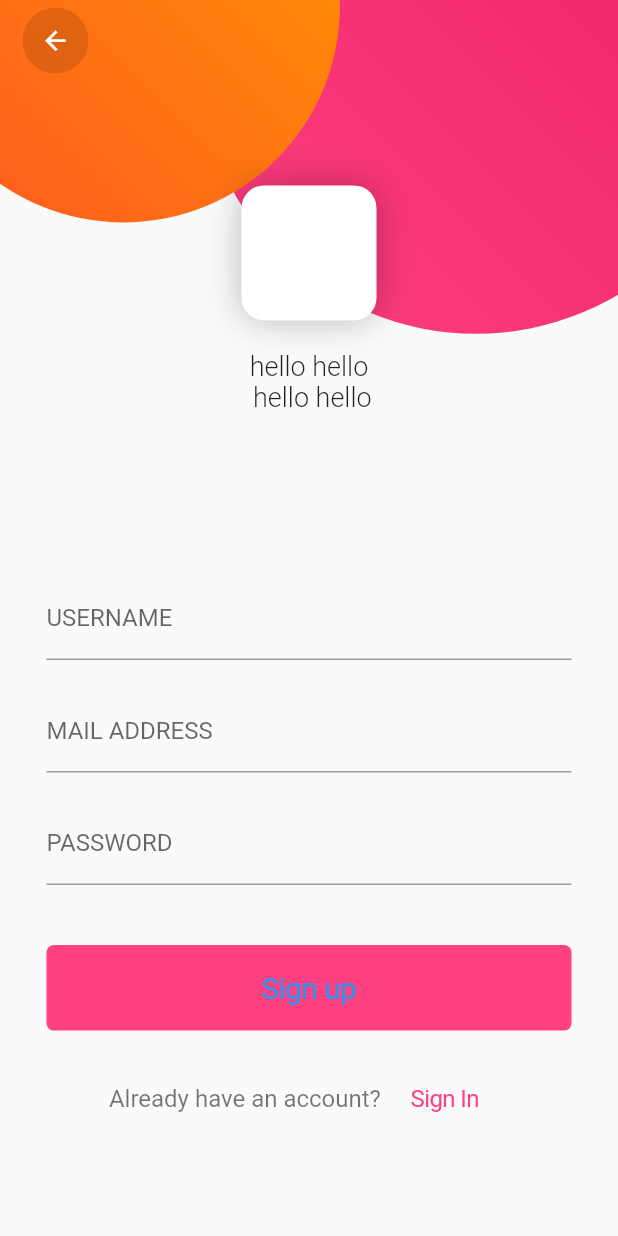
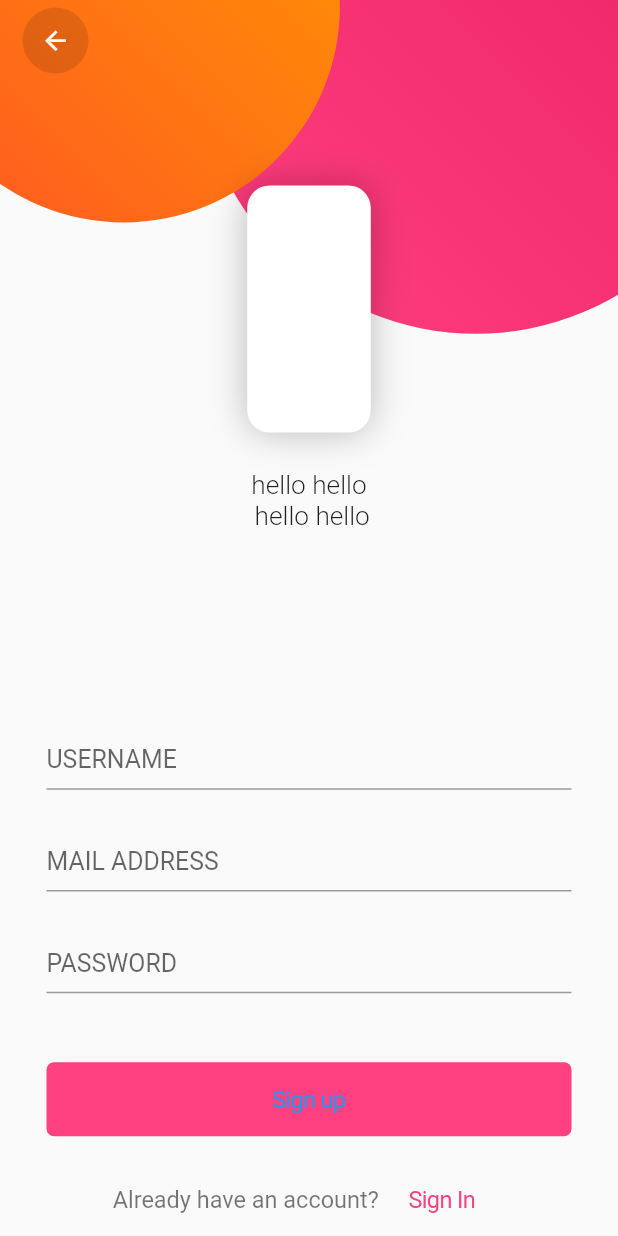
Before and after one commit to goandreus/socket, a Flutter app: the SignUpPage screen opened by its route, on a phone screen of 412 x 824 dp. Run offline on Flutter 3.47's test engine with Material 2 defaults, Android fonts, the phone set to English and light mode, and no system bars; our stand-ins replace flutter_secure_storage; accounts and stored records are empty.

Commit message:
responsive

```diff
--- a/lib/pages/sign_up.dart
+++ b/lib/pages/sign_up.dart
@@ -3,6 +3,7 @@ import 'package:flutter/material.dart';
 import 'package:flutter/cupertino.dart';
 import 'package:flutter/services.dart';
 import 'package:socket/api/auth_api.dart';
+import 'package:socket/utils/responsive.dart';
 import 'package:socket/widgets/circle.dart';
 import 'package:socket/widgets/input_text..dart';
 
@@ -47,6 +48,7 @@ class _SignUpPageState extends State<SignUpPage> {
 
   @override
   Widget build(BuildContext context) {
+    final responsive = Responsive(context);
     final size = MediaQuery.of(context).size;
     return Scaffold(
       body: GestureDetector(
@@ -91,8 +93,8 @@ class _SignUpPageState extends State<SignUpPage> {
                         Column(
                           children: <Widget>[
                             Container(
-                              width: 90,
-                              height: 90,
+                              width: responsive.wp(20),
+                              height: responsive.hp(20),
                               margin: EdgeInsets.only(top: size.width * 0.3),
                               //color: Colors.white,
                               decoration: BoxDecoration(
@@ -104,13 +106,13 @@ class _SignUpPageState extends State<SignUpPage> {
                                   ]),
                             ),
                             SizedBox(
-                              height: 20,
+                              height: responsive.hp(3),
                             ),
                             Text(
                               'hello hello \n hello hello',
                               textAlign: TextAlign.center,
                               style: TextStyle(
-                                  fontSize: 18, fontWeight: FontWeight.w300),
+                                  fontSize: responsive.ip(1.9), fontWeight: FontWeight.w300),
                             )
                           ],
                         ),
@@ -125,6 +127,7 @@ class _SignUpPageState extends State<SignUpPage> {
                                   children: <Widget>[
                                     InputText(
                                       label: "USERNAME",
+                                      fontSize: responsive.ip(1.8),
                                       validaor: (String text) {
                                         if (RegExp(r'^[a-zA-Z0-9]+$').hasMatch(text)) {
                                           _username=text;
@@ -134,11 +137,12 @@ class _SignUpPageState extends State<SignUpPage> {
                                       },
                                     ),
                                     SizedBox(
-                                      height: 20,
+                                      height: responsive.hp(1.5),
                                     ),
                                     InputText(
                                       inputType: TextInputType.emailAddress,
                                       label: "MAIL ADDRESS",
+                                      fontSize: responsive.ip(1.8),
                                       validaor: (String text) {
                                         if (text.contains('@')) {
                                           _email=text;
@@ -148,11 +152,12 @@ class _SignUpPageState extends State<SignUpPage> {
                                       },
                                     ),
                                     SizedBox(
-                                      height: 20,
+                                      height: responsive.hp(1.5),
                                     ),
                                     InputText(
                                       isSecure: true,
                                       label: "PASSWORD",
+                                      fontSize: responsive.ip(1.8),
                                       validaor: (String text) {
                                         if (text.isNotEmpty &&
                                             text.length > 5) {
@@ -167,24 +172,24 @@ class _SignUpPageState extends State<SignUpPage> {
                               ),
                             ),
                             SizedBox(
-                              height: 40,
+                              height: responsive.ip(5),
                             ),
                             ConstrainedBox(
                               constraints:
                                   BoxConstraints(maxWidth: 350, minWidth: 350),
                               child: CupertinoButton(
-                                padding: EdgeInsets.symmetric(vertical: 17),
+                                padding: EdgeInsets.symmetric(vertical: responsive.hp(1.9)),
                                 color: Colors.pinkAccent,
                                 borderRadius: BorderRadius.circular(5),
                                 onPressed: () => _submit(),
                                 child: Text(
                                   'Sign up',
-                                  style: TextStyle(fontSize: 20),
+                                  style: TextStyle(fontSize: responsive.hp(1.9),),
                                 ),
                               ),
                             ),
                             SizedBox(
-                              height: 20,
+                              height: responsive.hp(2),
                             ),
                             Row(
                               mainAxisAlignment: MainAxisAlignment.center,
@@ -192,21 +197,18 @@ class _SignUpPageState extends State<SignUpPage> {
                                 Text(
                                   'Already have an account?',
                                   style: TextStyle(
-                                      fontSize: 16, color: Colors.black54),
+                                      fontSize: responsive.ip(1.7), color: Colors.black54),
                                 ),
                                 CupertinoButton(
                                   child: Text(
                                     'Sign In',
                                     style: TextStyle(
-                                        fontSize: 16, color: Colors.pinkAccent),
+                                        fontSize: responsive.ip(1.7), color: Colors.pinkAccent),
                                   ),
                                   onPressed: () => Navigator.pop(context),
                                 ),
                               ],
                             ),
-                            SizedBox(
-                              height: size.height * 0.08,
-                            )
                           ],
                         ),
                       ],
--- /dev/null
+++ b/lib/utils/responsive.dart
@@ -0,0 +1,33 @@
+import 'dart:math' as math;
+
+import 'package:flutter/cupertino.dart';
+
+class Responsive{
+
+  double width, height,inch;
+
+  Responsive(BuildContext context) {
+    final size = MediaQuery
+        .of(context)
+        .size;
+
+    width = size.width;
+    height = size.height;
+
+    //c2 = a2 + 2b => c = sqrt(a2 + b2)
+
+    inch = math.sqrt(math.pow(width, 2) + math.pow(height, 2));
+  }
+
+  double wp (double percent){
+    return width * percent / 100;
+  }
+
+  double hp (double percent){
+    return height * percent / 100;
+  }
+
+  double ip (double percent){
+    return inch * percent / 100;
+  }
+}
--- a/lib/widgets/input_text..dart
+++ b/lib/widgets/input_text..dart
@@ -6,8 +6,9 @@ class InputText extends StatefulWidget {
   final Function(String) validaor;
   final bool isSecure;
   final TextInputType inputType;
+  final double fontSize;
 
-  const InputText({Key key,@required this.label, this.validaor, this.isSecure=false, this.inputType = TextInputType.text}) : super(key: key);
+  const InputText({Key key,@required this.label, this.validaor, this.isSecure=false, this.inputType = TextInputType.text, this.fontSize=17}) : super(key: key);
 
   @override
   _InputTextState createState() => _InputTextState();
@@ -21,6 +22,8 @@ class _InputTextState extends State<InputText> {
       obscureText: widget.isSecure,
       validator: widget.validaor,
       decoration: InputDecoration(
+        alignLabelWithHint: true,
+        labelStyle: TextStyle(fontSize: widget.fontSize),
         labelText: widget.label,
         contentPadding: EdgeInsets.symmetric(vertical:10)
       ),
```
Also changed, not shown: lib/pages/login.dart (+16 -12 lines).
